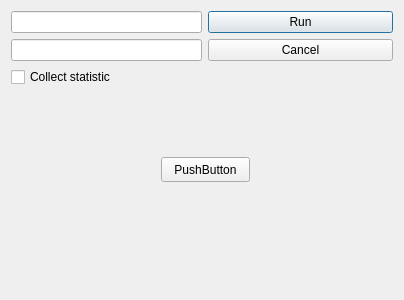
Before: the Qt Designer form gui/Run-Scenario.ui in KitKod/SIP-p-Draw-Client, drawn with Qt 5.
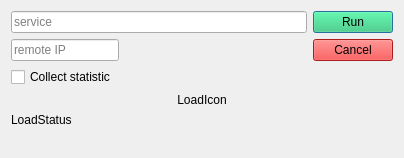
After: the same form once the commit is applied. The open tabs and pages were chosen to show the change.

Patch:
```diff
--- a/gui/Run-Scenario.ui
+++ b/gui/Run-Scenario.ui
@@ -7,24 +7,48 @@
     <x>0</x>
     <y>0</y>
     <width>404</width>
-    <height>300</height>
+    <height>158</height>
    </rect>
   </property>
+  <property name="sizePolicy">
+   <sizepolicy hsizetype="Preferred" vsizetype="Preferred">
+    <horstretch>0</horstretch>
+    <verstretch>0</verstretch>
+   </sizepolicy>
+  </property>
+  <property name="minimumSize">
+   <size>
+    <width>0</width>
+    <height>0</height>
+   </size>
+  </property>
   <property name="windowTitle">
-   <string>Dialog</string>
+   <string>Run Scenario</string>
+  </property>
+  <property name="sizeGripEnabled">
+   <bool>false</bool>
   </property>
   <property name="modal">
    <bool>true</bool>
   </property>
   <layout class="QVBoxLayout" name="verticalLayout">
+   <property name="spacing">
+    <number>6</number>
+   </property>
    <property name="sizeConstraint">
     <enum>QLayout::SetDefaultConstraint</enum>
    </property>
+   <property name="bottomMargin">
+    <number>0</number>
+   </property>
    <item>
     <layout class="QHBoxLayout" name="horizontalLayout">
      <property name="spacing">
       <number>0</number>
      </property>
+     <property name="leftMargin">
+      <number>0</number>
+     </property>
      <item>
       <widget class="QStackedWidget" name="input_stackedWidget">
        <property name="currentIndex">
@@ -48,10 +72,39 @@
           <number>0</number>
          </property>
          <item>
-          <widget class="QLineEdit" name="remoteip_LineEdit"/>
+          <widget class="QLineEdit" name="service_lineEdit">
+           <property name="sizePolicy">
+            <sizepolicy hsizetype="Preferred" vsizetype="Fixed">
+             <horstretch>0</horstretch>
+             <verstretch>0</verstretch>
+            </sizepolicy>
+           </property>
+           <property name="placeholderText">
+            <string>service</string>
+           </property>
+          </widget>
          </item>
          <item>
-          <widget class="QLineEdit" name="service_lineEdit"/>
+          <widget class="QLineEdit" name="remoteip_LineEdit">
+           <property name="sizePolicy">
+            <sizepolicy hsizetype="Fixed" vsizetype="Fixed">
+             <horstretch>0</horstretch>
+             <verstretch>0</verstretch>
+            </sizepolicy>
+           </property>
+           <property name="inputMask">
+            <string/>
+           </property>
+           <property name="text">
+            <string/>
+           </property>
+           <property name="maxLength">
+            <number>15</number>
+           </property>
+           <property name="placeholderText">
+            <string>remote IP</string>
+           </property>
+          </widget>
          </item>
          <item>
           <widget class="QCheckBox" name="collect_stat_checkBox">
@@ -60,19 +113,6 @@
            </property>
           </widget>
          </item>
-         <item>
-          <spacer name="verticalSpacer_2">
-           <property name="orientation">
-            <enum>Qt::Vertical</enum>
-           </property>
-           <property name="sizeHint" stdset="0">
-            <size>
-             <width>20</width>
-             <height>40</height>
-            </size>
-           </property>
-          </spacer>
-         </item>
         </layout>
        </widget>
        <widget class="QWidget" name="page_2"/>
@@ -86,7 +126,13 @@
        <property name="sizeConstraint">
         <enum>QLayout::SetDefaultConstraint</enum>
        </property>
-       <item>
+       <property name="leftMargin">
+        <number>0</number>
+       </property>
+       <property name="rightMargin">
+        <number>0</number>
+       </property>
+       <item alignment="Qt::AlignRight|Qt::AlignTop">
         <widget class="QStackedWidget" name="buttons_stackedWidget">
          <property name="sizePolicy">
           <sizepolicy hsizetype="Preferred" vsizetype="Preferred">
@@ -110,7 +156,7 @@
           <number>0</number>
          </property>
          <property name="currentIndex">
-          <number>0</number>
+          <number>1</number>
          </property>
          <widget class="QWidget" name="page_3">
           <property name="sizePolicy">
@@ -138,37 +184,66 @@
            <property name="bottomMargin">
             <number>0</number>
            </property>
-           <item>
+           <item alignment="Qt::AlignRight|Qt::AlignVCenter">
             <widget class="QPushButton" name="run_button">
+             <property name="sizePolicy">
+              <sizepolicy hsizetype="Maximum" vsizetype="Fixed">
+               <horstretch>0</horstretch>
+               <verstretch>0</verstretch>
+              </sizepolicy>
+             </property>
+             <property name="layoutDirection">
+              <enum>Qt::LeftToRight</enum>
+             </property>
+             <property name="autoFillBackground">
+              <bool>false</bool>
+             </property>
+             <property name="styleSheet">
+              <string notr="true">background-color: rgb(46, 204, 113);</string>
+             </property>
              <property name="text">
               <string>Run</string>
              </property>
+             <property name="default">
+              <bool>false</bool>
+             </property>
+             <property name="flat">
+              <bool>false</bool>
+             </property>
             </widget>
            </item>
-           <item>
+           <item alignment="Qt::AlignRight">
             <widget class="QPushButton" name="cancel_Button">
+             <property name="sizePolicy">
+              <sizepolicy hsizetype="Maximum" vsizetype="Fixed">
+               <horstretch>0</horstretch>
+               <verstretch>0</verstretch>
+              </sizepolicy>
+             </property>
+             <property name="autoFillBackground">
+              <bool>false</bool>
+             </property>
+             <property name="styleSheet">
+              <string notr="true">background-color: rgb(239, 41, 41);</string>
+             </property>
              <property name="text">
               <string>Cancel</string>
              </property>
+             <property name="flat">
+              <bool>false</bool>
+             </property>
             </widget>
            </item>
-           <item>
-            <spacer name="verticalSpacer_3">
-             <property name="orientation">
-              <enum>Qt::Vertical</enum>
-             </property>
-             <property name="sizeHint" stdset="0">
-              <size>
-               <width>20</width>
-               <height>40</height>
-              </size>
-             </property>
-            </spacer>
-           </item>
           </layout>
          </widget>
          <widget class="QWidget" name="page_4">
           <layout class="QVBoxLayout" name="verticalLayout_5">
+           <property name="spacing">
+            <number>6</number>
+           </property>
+           <property name="leftMargin">
+            <number>6</number>
+           </property>
            <property name="topMargin">
             <number>0</number>
            </property>
@@ -178,93 +253,54 @@
            <property name="bottomMargin">
             <number>0</number>
            </property>
-           <item>
+           <item alignment="Qt::AlignRight|Qt::AlignTop">
             <widget class="QPushButton" name="stop_button">
+             <property name="styleSheet">
+              <string notr="true">background-color: rgb(231, 76, 60);</string>
+             </property>
              <property name="text">
               <string>Stop</string>
              </property>
             </widget>
            </item>
-           <item>
-            <spacer name="verticalSpacer_4">
-             <property name="orientation">
-              <enum>Qt::Vertical</enum>
-             </property>
-             <property name="sizeHint" stdset="0">
-              <size>
-               <width>20</width>
-               <height>40</height>
-              </size>
-             </property>
-            </spacer>
-           </item>
           </layout>
          </widget>
         </widget>
        </item>
-       <item>
-        <spacer name="verticalSpacer">
-         <property name="orientation">
-          <enum>Qt::Vertical</enum>
-         </property>
-         <property name="sizeHint" stdset="0">
-          <size>
-           <width>20</width>
-           <height>40</height>
-          </size>
-         </property>
-        </spacer>
-       </item>
       </layout>
      </item>
     </layout>
    </item>
    <item>
-    <widget class="QStackedWidget" name="status_stackedWidget">
-     <property name="currentIndex">
+    <widget class="QLabel" name="load_label">
+     <property name="enabled">
+      <bool>true</bool>
+     </property>
+     <property name="sizePolicy">
+      <sizepolicy hsizetype="Preferred" vsizetype="Preferred">
+       <horstretch>0</horstretch>
+       <verstretch>0</verstretch>
+      </sizepolicy>
+     </property>
+     <property name="lineWidth">
+      <number>1</number>
+     </property>
+     <property name="midLineWidth">
       <number>0</number>
      </property>
-     <widget class="QWidget" name="page_5">
-      <layout class="QGridLayout" name="gridLayout">
-       <item row="0" column="0">
-        <widget class="QLabel" name="load_label">
-         <property name="sizePolicy">
-          <sizepolicy hsizetype="Preferred" vsizetype="Preferred">
-           <horstretch>0</horstretch>
-           <verstretch>0</verstretch>
-          </sizepolicy>
-         </property>
-         <property name="lineWidth">
-          <number>1</number>
-         </property>
-         <property name="midLineWidth">
-          <number>0</number>
-         </property>
-         <property name="text">
-          <string>TextLabel</string>
-         </property>
-         <property name="alignment">
-          <set>Qt::AlignCenter</set>
-         </property>
-        </widget>
-       </item>
-      </layout>
-     </widget>
-     <widget class="QWidget" name="page_6">
-      <widget class="QPushButton" name="pushButton">
-       <property name="geometry">
-        <rect>
-         <x>150</x>
-         <y>10</y>
-         <width>89</width>
-         <height>25</height>
-        </rect>
-       </property>
-       <property name="text">
-        <string>PushButton</string>
-       </property>
-      </widget>
-     </widget>
+     <property name="text">
+      <string>LoadIcon</string>
+     </property>
+     <property name="alignment">
+      <set>Qt::AlignCenter</set>
+     </property>
+    </widget>
+   </item>
+   <item>
+    <widget class="QLabel" name="load_status_label">
+     <property name="text">
+      <string>LoadStatus</string>
+     </property>
     </widget>
    </item>
    <item>
```
